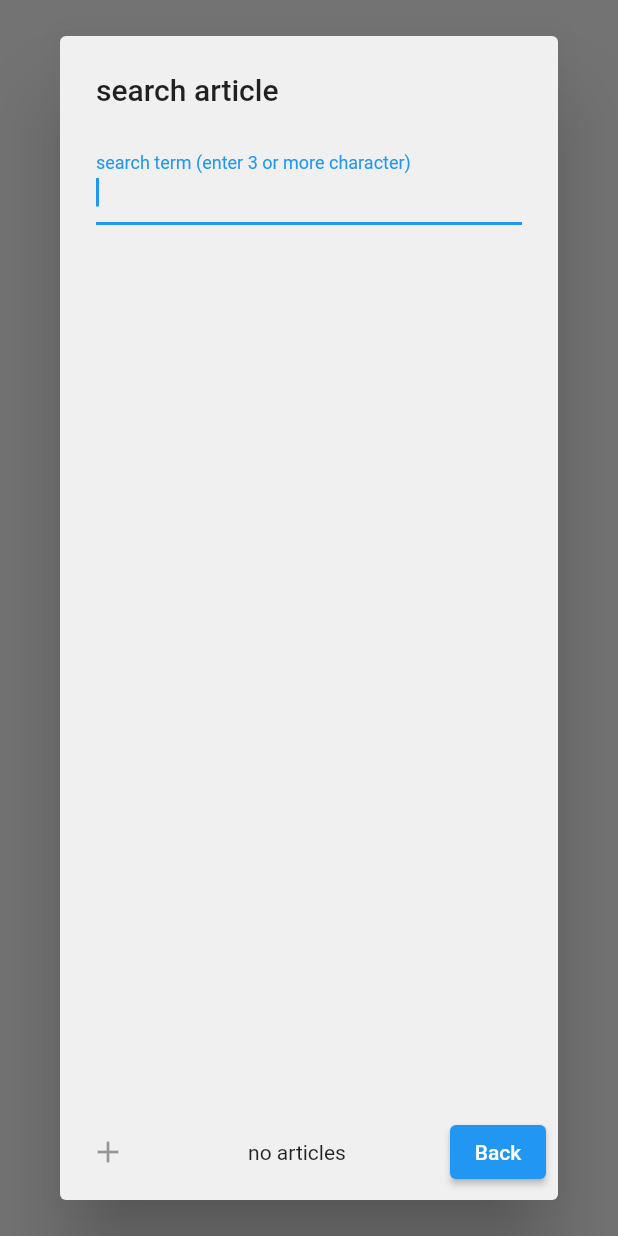
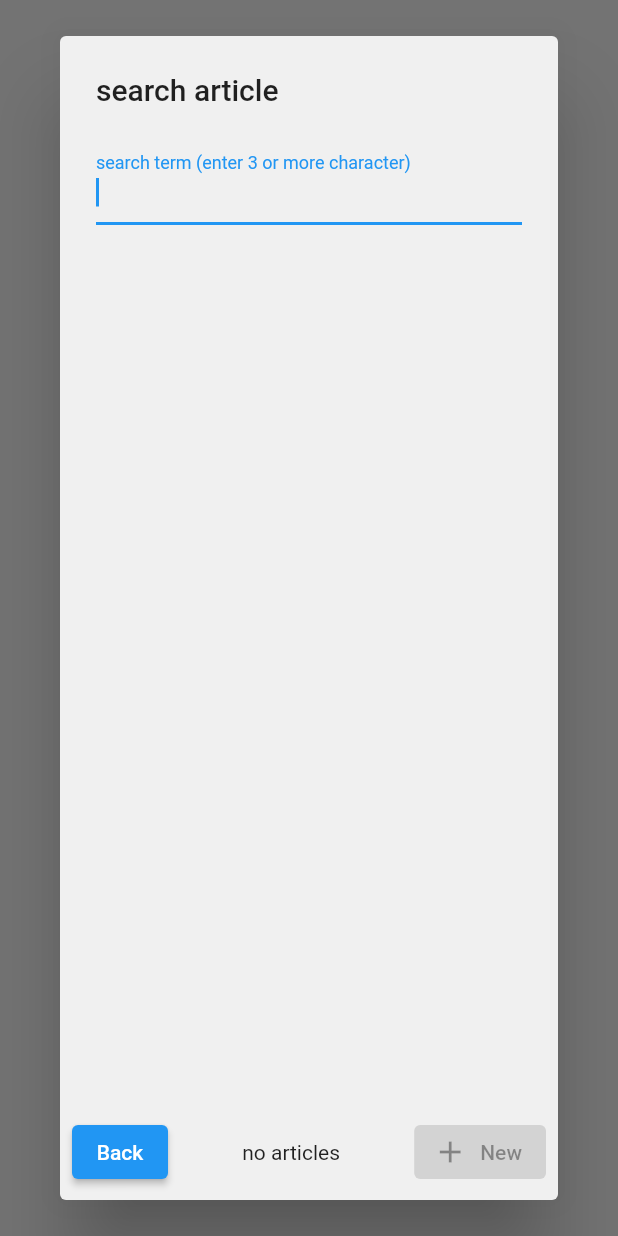
Before and after one commit to aluedtke7/shoppinglist, a Flutter app: what searchForArticle() shows on an empty page, opened directly with empty values, on a phone screen of 412 x 824 dp. Run offline on Flutter 3.47's test engine with Material 2 defaults, Android fonts, the phone set to English and light mode, and no system bars; our stand-ins replace email_validator, flutter_slidable, package_info_plus, pocketbase, shared_preferences, theme_provider and 1 more; accounts and stored records are empty; generated files the repository leaves out were written again; network calls fail.

Commit message:
Search dialog buttons switched, latest versions

```diff
--- a/lib/component/statics.dart
+++ b/lib/component/statics.dart
@@ -65,8 +65,6 @@ class Statics {
     return BoxDecoration(
       gradient: LinearGradient(
         colors: [
-          // const Color.fromARGB(255, 250, 250, 250).withOpacity(0.5),
-          // const Color.fromARGB(255, 200, 200, 200).withOpacity(0.9),
           ThemeProvider.controllerOf(ctx).theme.data.colorScheme.surface.withOpacity(.1),
           ThemeProvider.controllerOf(ctx).theme.data.colorScheme.onSurfaceVariant.withAlpha(100),
         ],
@@ -100,7 +98,6 @@ class Statics {
   static BoxDecoration getSimpleDrawerHeaderDecoration(BuildContext ctx) {
     return BoxDecoration(
       color: ThemeProvider.controllerOf(ctx).theme.data.colorScheme.primary,
-      // ThemeProvider.controllerOf(ctx).theme.data.colorScheme.primary.withAlpha(100),
     );
   }
 
@@ -183,20 +180,6 @@ class Statics {
               ),
             ),
             actions: <Widget>[
-              IconButton(
-                onPressed: textController.text.isNotEmpty
-                    ? () {
-                        Navigator.pushReplacementNamed(context, ArticleEditPage.routeName,
-                            arguments: Article(
-                              active: true,
-                              amount: 1,
-                              article: textController.text,
-                            ));
-                      }
-                    : null,
-                icon: const Icon(Icons.add_sharp),
-              ),
-              Text(AppLocalizations.of(context)!.com_num_articles(pbp.searchArticles.length)),
               ElevatedButton(
                 autofocus: false,
                 onPressed: () {
@@ -204,6 +187,20 @@ class Statics {
                 },
                 child: Text(AppLocalizations.of(context)!.com_back),
               ),
+              Text(AppLocalizations.of(context)!.com_num_articles(pbp.searchArticles.length)),
+              ElevatedButton.icon(
+                  onPressed: textController.text.isNotEmpty
+                      ? () {
+                          Navigator.pushReplacementNamed(context, ArticleEditPage.routeName,
+                              arguments: Article(
+                                active: true,
+                                amount: 1,
+                                article: textController.text,
+                              ));
+                        }
+                      : null,
+                  icon: const Icon(Icons.add_sharp),
+                  label: Text(AppLocalizations.of(context)!.com_new)),
             ],
           ),
         );
--- a/lib/l10n/app_de.arb
+++ b/lib/l10n/app_de.arb
@@ -5,6 +5,7 @@
   "com_yes": "Ja",
   "com_no": "Nein",
   "com_back": "Zurück",
+  "com_new": "Neu",
   "com_article": "Artikel",
   "com_shop": "Geschäft",
   "com_change_theme": "Farbschema ändern",
@@ -32,7 +33,7 @@
 
   "p_active_title": "Einkaufsliste",
   "p_active_tooltip": "Artikel suchen",
-  "p_active_empty": "Es wurde\nkein Artikel\nausgewählt",
+  "p_active_empty": "Es wurde\nkein Artikel\nausgewählt.",
 
   "p_articles_title": "Artikelliste",
   "p_articles_tooltip": "Artikel hinzufügen",
--- a/lib/l10n/app_en.arb
+++ b/lib/l10n/app_en.arb
@@ -5,6 +5,7 @@
   "com_yes": "Yes",
   "com_no": "No",
   "com_back": "Back",
+  "com_new": "New",
   "com_article": "article",
   "com_shop": "shop",
   "com_change_theme": "change theme",
@@ -58,7 +59,7 @@
 
   "p_active_title": "shopping list",
   "p_active_tooltip": "search article",
-  "p_active_empty": "No article\nhas been\nselected",
+  "p_active_empty": "No article\nhas been\nselected.",
 
   "p_articles_title": "article list",
   "p_articles_tooltip": "add article",
--- a/pubspec.yaml
+++ b/pubspec.yaml
@@ -16,7 +16,7 @@ publish_to: 'none' # Remove this line if you wish to publish to pub.dev
 # https://developer.apple.com/library/archive/documentation/General/Reference/InfoPlistKeyReference/Articles/CoreFoundationKeys.html
 # In Windows, build-name is used as the major, minor, and patch parts
 # of the product and file versions while build-number is used as the build suffix.
-version: 1.1.0+11
+version: 1.1.0+12
 
 environment:
   sdk: '>=2.19.0 <3.0.0'
```
Also changed, not shown: pubspec.lock, 1 other file.
